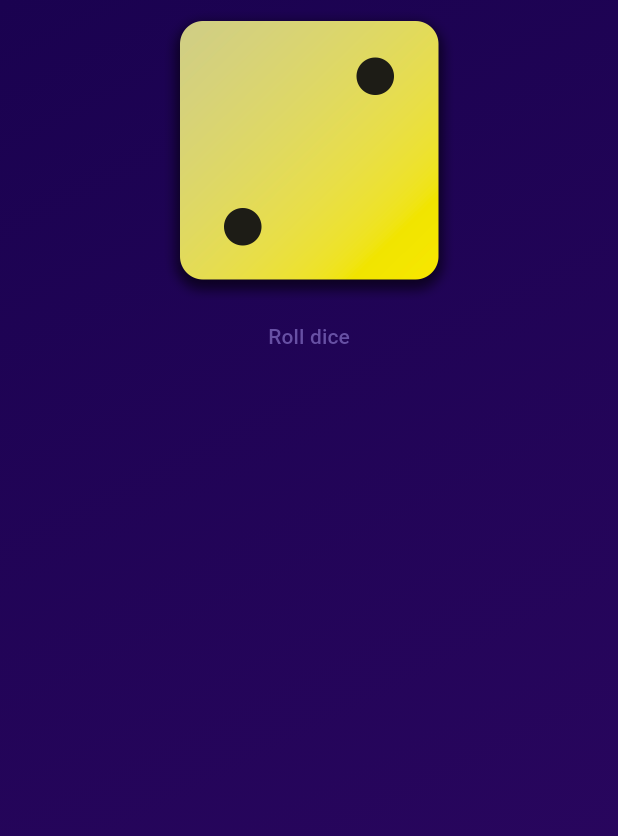
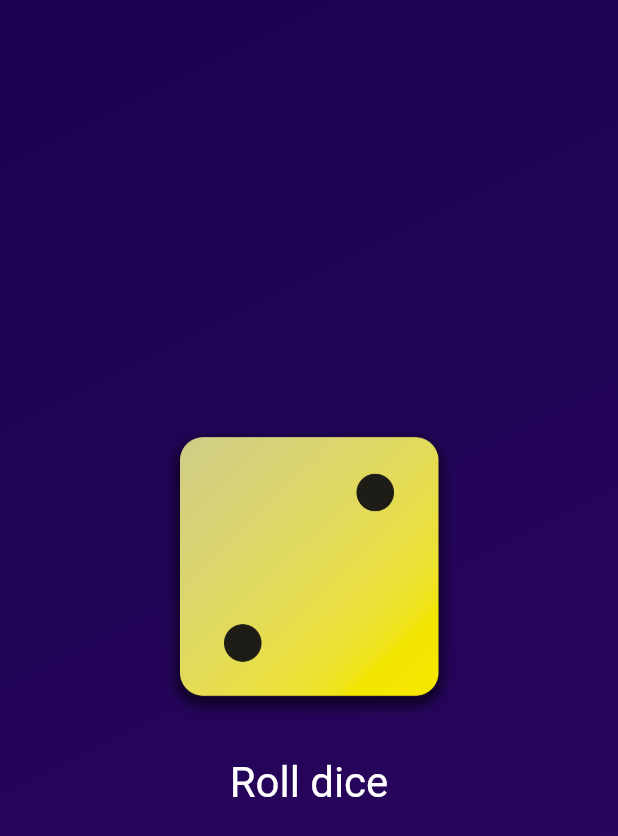
Before and after one commit to lancekian12/Roll-Dice-App, a Flutter app: the screen it shows after launch, on a phone screen of 412 x 824 dp. Shown: the top 836 px of the screen. Run offline on Flutter 3.47's test engine with Material 3 defaults, Android fonts, the phone set to English and light mode, and no system bars.

Commit message:
Styled the button

```diff
--- a/lib/gradient_container.dart
+++ b/lib/gradient_container.dart
@@ -23,16 +23,34 @@ class GradientContainer extends StatelessWidget {
     return Container(
       decoration: BoxDecoration(
         gradient: LinearGradient(
-          colors: [color1, color2],
+          colors: [
+            color1,
+            color2,
+          ],
           begin: startAlignment,
           end: endAlignment,
         ),
       ),
       child: Center(
         child: Column(
+          mainAxisSize: MainAxisSize.min,
           children: [
-            Image.asset('assets/images/dice-2.png', width: 200),
-            TextButton(onPressed: rollDice, child: const Text('Roll dice'))
+            Image.asset(
+              'assets/images/dice-2.png',
+              width: 200,
+            ),
+            const SizedBox(height: 20),
+            TextButton(
+              onPressed: rollDice,
+              style: TextButton.styleFrom(
+                // padding: const EdgeInsets.only(top: 20),
+                foregroundColor: Colors.white,
+                textStyle: const TextStyle(
+                  fontSize: 28,
+                ),
+              ),
+              child: const Text('Roll dice'),
+            )
           ],
         ),
       ),
--- a/pubspec.yaml
+++ b/pubspec.yaml
@@ -64,8 +64,6 @@ flutter:
     - assets/images/dice-4.png
     - assets/images/dice-5.png
     - assets/images/dice-6.png
-    - images/a_dot_burr.jpeg
-    - images/a_dot_ham.jpeg
 
   # An image asset can refer to one or more resolution-specific "variants", see
   # https://flutter.dev/assets-and-images/#resolution-aware
```
